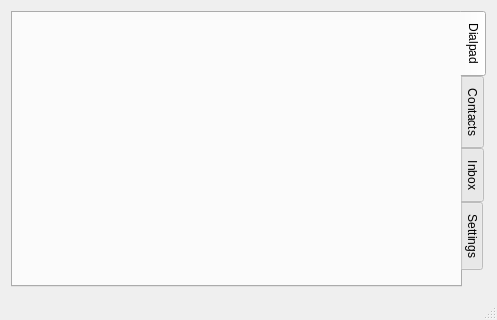
Qt form qgvdial/diablo/mainwindow.ui (shailesh83/qgvdial) before a commit.
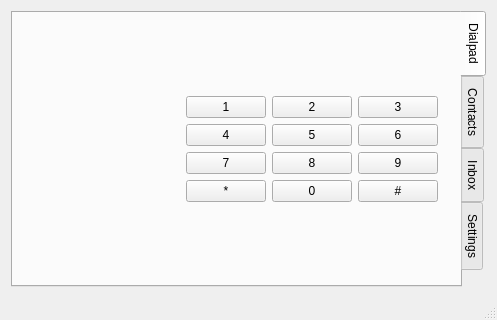
The same form after that commit. The open tabs and pages were chosen to show the change.

Diff of the .ui file:
```diff
--- a/qgvdial/diablo/mainwindow.ui
+++ b/qgvdial/diablo/mainwindow.ui
@@ -27,6 +27,107 @@
        <attribute name="title">
         <string>Dialpad</string>
        </attribute>
+       <layout class="QHBoxLayout" name="horizontalLayout">
+        <property name="sizeConstraint">
+         <enum>QLayout::SetDefaultConstraint</enum>
+        </property>
+        <item>
+         <widget class="QWidget" name="numDisp" native="true"/>
+        </item>
+        <item>
+         <widget class="QWidget" name="keypad" native="true">
+          <layout class="QGridLayout" name="gridLayout">
+           <property name="sizeConstraint">
+            <enum>QLayout::SetFixedSize</enum>
+           </property>
+           <item row="4" column="3">
+            <widget class="QPushButton" name="k4">
+             <property name="text">
+              <string>4</string>
+             </property>
+            </widget>
+           </item>
+           <item row="4" column="6">
+            <widget class="QPushButton" name="k5">
+             <property name="text">
+              <string>5</string>
+             </property>
+            </widget>
+           </item>
+           <item row="4" column="9">
+            <widget class="QPushButton" name="k6">
+             <property name="text">
+              <string>6</string>
+             </property>
+            </widget>
+           </item>
+           <item row="7" column="6">
+            <widget class="QPushButton" name="k8">
+             <property name="text">
+              <string>8</string>
+             </property>
+            </widget>
+           </item>
+           <item row="7" column="9">
+            <widget class="QPushButton" name="k9">
+             <property name="text">
+              <string>9</string>
+             </property>
+            </widget>
+           </item>
+           <item row="9" column="3">
+            <widget class="QPushButton" name="kstar">
+             <property name="text">
+              <string>*</string>
+             </property>
+            </widget>
+           </item>
+           <item row="9" column="6">
+            <widget class="QPushButton" name="k0">
+             <property name="text">
+              <string>0</string>
+             </property>
+            </widget>
+           </item>
+           <item row="9" column="9">
+            <widget class="QPushButton" name="khash">
+             <property name="text">
+              <string>#</string>
+             </property>
+            </widget>
+           </item>
+           <item row="3" column="3">
+            <widget class="QPushButton" name="k1">
+             <property name="text">
+              <string>1</string>
+             </property>
+            </widget>
+           </item>
+           <item row="3" column="6">
+            <widget class="QPushButton" name="k2">
+             <property name="text">
+              <string>2</string>
+             </property>
+            </widget>
+           </item>
+           <item row="3" column="9">
+            <widget class="QPushButton" name="k3">
+             <property name="text">
+              <string>3</string>
+             </property>
+            </widget>
+           </item>
+           <item row="7" column="3">
+            <widget class="QPushButton" name="k7">
+             <property name="text">
+              <string>7</string>
+             </property>
+            </widget>
+           </item>
+          </layout>
+         </widget>
+        </item>
+       </layout>
       </widget>
       <widget class="QWidget" name="contactsTab">
        <attribute name="title">
```
Left out of the diff: 46 changed lines with no effect on the pictures.
